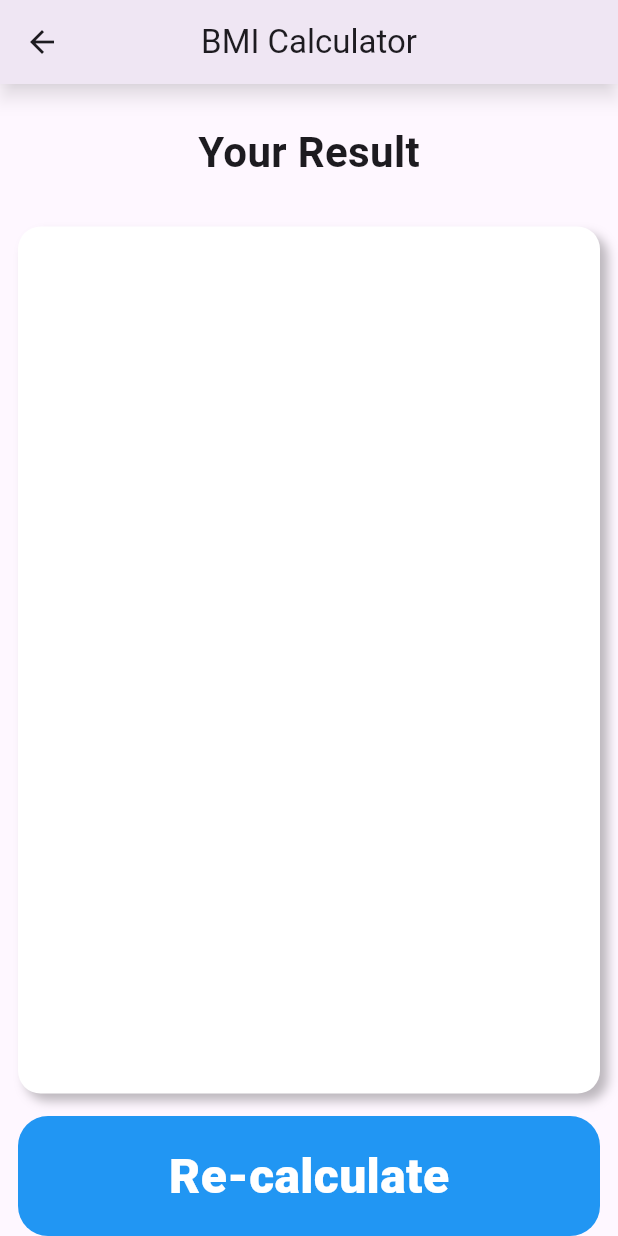
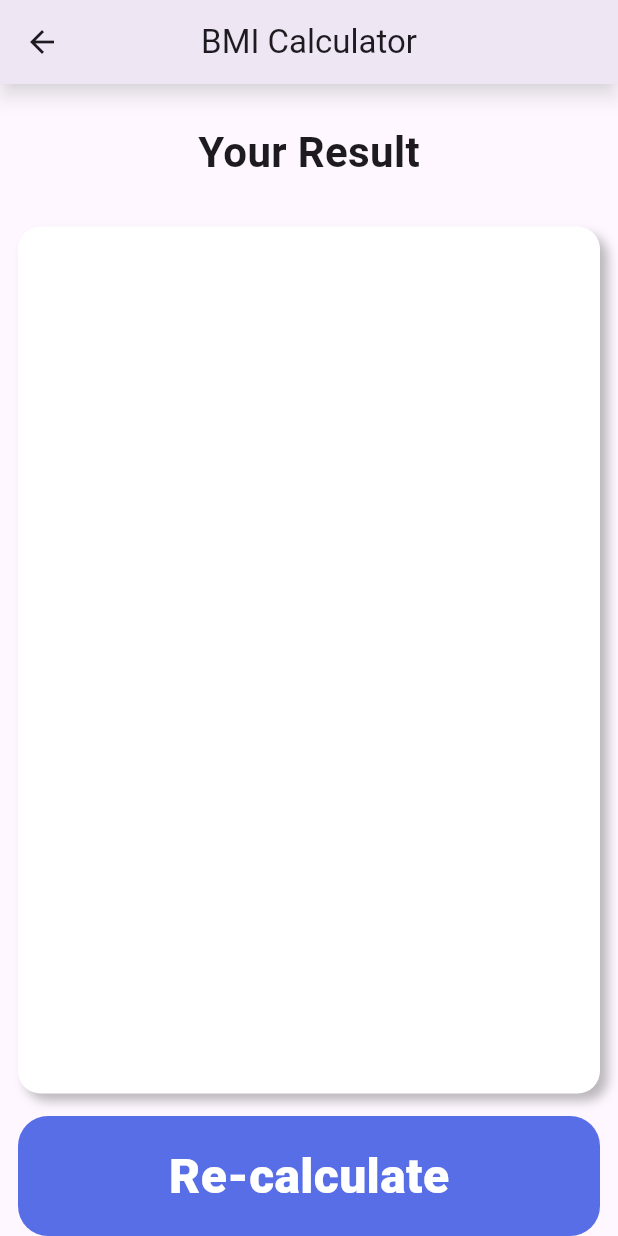
Before and after one commit to ANoj018/BMI_Calculator-app, a Flutter app: the ResultPage screen opened directly with empty values, on a phone screen of 412 x 824 dp. Run offline on Flutter 3.47's test engine with Material 3 defaults, Android fonts, the phone set to English and light mode, and no system bars; our stand-ins replace lite_rolling_switch.

Commit message:
complete project

```diff
--- a/lib/main.dart
+++ b/lib/main.dart
@@ -1,4 +1,4 @@
-import 'package:bmi_app/home_page.dart';
+import 'package:bmi_app/screens/home_page.dart';
 import 'package:flutter/material.dart';
 
 void main() {
--- a/lib/screens/home_page.dart
+++ b/lib/screens/home_page.dart
@@ -1,7 +1,11 @@
-import 'package:bmi_app/bmi_calculator.dart';
-import 'package:bmi_app/result_page.dart';
+import 'package:bmi_app/constants/app_colors.dart';
+import 'package:bmi_app/controller/bmi_calculator.dart';
+import 'package:bmi_app/screens/result_page.dart';
 import 'package:flutter/material.dart';
 import 'package:lite_rolling_switch/lite_rolling_switch.dart';
+
+import '../widgets/custom_button.dart';
+import '../widgets/shadow_container.dart';
 
 class HomeScreen extends StatefulWidget {
   const HomeScreen({super.key});
@@ -94,7 +98,7 @@ class _HomeScreenState extends State<HomeScreen> {
                                     ),
                                     child: const Icon(
                                       Icons.remove,
-                                      color: Colors.blue,
+                                      color: AppColors.themecolor,
                                     ),
                                   ),
                                 ],
@@ -236,7 +240,7 @@ class _HomeScreenState extends State<HomeScreen> {
                           // height: 100,
                           decoration: BoxDecoration(
                             borderRadius: BorderRadius.circular(20),
-                            color: Colors.blue,
+                            color: AppColors.themecolor,
                           ),
                           child: RotatedBox(
                             quarterTurns: 3,
@@ -345,7 +349,7 @@ class _HomeScreenState extends State<HomeScreen> {
                     context,
                     MaterialPageRoute(
                       builder: (context) => ResultPage(
-                        calculatedBmi: bmiCalculator.bmi.toStringAsFixed(1),
+                        calculatedBmi: calculatedBmi.toStringAsFixed(1),
                         rating: rating,
                         ratingColor: ratingColor,
                         suggestion: suggestion,
@@ -361,68 +365,3 @@ class _HomeScreenState extends State<HomeScreen> {
     );
   }
 }
-
-class ShadowContainer extends StatelessWidget {
-  const ShadowContainer({
-    required this.child,
-    this.shadowColor = Colors.red,
-    this.height,
-    this.width,
-    super.key,
-  });
-
-  final Widget child;
-  final Color shadowColor;
-  final double? height;
-  final double? width;
-
-  @override
-  Widget build(BuildContext context) {
-    return Container(
-      decoration: BoxDecoration(
-        borderRadius: BorderRadius.circular(15),
-        boxShadow: [
-          BoxShadow(color: shadowColor, offset: Offset(5, 5), blurRadius: 5),
-        ],
-        color: Colors.white,
-      ),
-      height: height,
-      width: width,
-      child: Padding(padding: const EdgeInsets.only(top: 30), child: child),
-    );
-  }
-}
-
-class CustomButton extends StatelessWidget {
-  const CustomButton({required this.buttonText, this.onTap, super.key});
-
-  final String buttonText;
-  final void Function()? onTap;
-
-  @override
-  Widget build(BuildContext context) {
-    return GestureDetector(
-      onTap: onTap,
-      child: Container(
-        height: 80,
-        width: double.infinity,
-        decoration: BoxDecoration(
-          borderRadius: BorderRadius.circular(20),
-          color: Colors.blue,
-        ),
-        child: Center(
-          child: Center(
-            child: Text(
-              buttonText,
-              style: TextStyle(
-                fontSize: 32,
-                fontWeight: FontWeight.w800,
-                color: Colors.white,
-              ),
-            ),
-          ),
-        ),
-      ),
-    );
-  }
-}
--- a/lib/screens/result_page.dart
+++ b/lib/screens/result_page.dart
@@ -1,5 +1,7 @@
-import 'package:bmi_app/screens/home_page.dart';
 import 'package:flutter/material.dart';
+
+import '../widgets/custom_button.dart';
+import '../widgets/shadow_container.dart';
 
 class ResultPage extends StatefulWidget {
   const ResultPage({
--- a/lib/widgets/custom_button.dart
+++ b/lib/widgets/custom_button.dart
@@ -0,0 +1,36 @@
+import 'package:bmi_app/constants/app_colors.dart';
+import 'package:flutter/material.dart';
+
+class CustomButton extends StatelessWidget {
+  const CustomButton({required this.buttonText, this.onTap, super.key});
+
+  final String buttonText;
+  final void Function()? onTap;
+
+  @override
+  Widget build(BuildContext context) {
+    return GestureDetector(
+      onTap: onTap,
+      child: Container(
+        height: 80,
+        width: double.infinity,
+        decoration: BoxDecoration(
+          borderRadius: BorderRadius.circular(20),
+          color: AppColors.themecolor,
+        ),
+        child: Center(
+          child: Center(
+            child: Text(
+              buttonText,
+              style: TextStyle(
+                fontSize: 32,
+                fontWeight: FontWeight.w800,
+                color: Colors.white,
+              ),
+            ),
+          ),
+        ),
+      ),
+    );
+  }
+}
--- a/lib/widgets/shadow_container.dart
+++ b/lib/widgets/shadow_container.dart
@@ -0,0 +1,32 @@
+import 'package:flutter/material.dart';
+
+class ShadowContainer extends StatelessWidget {
+  const ShadowContainer({
+    required this.child,
+    this.shadowColor = Colors.red,
+    this.height,
+    this.width,
+    super.key,
+  });
+
+  final Widget child;
+  final Color shadowColor;
+  final double? height;
+  final double? width;
+
+  @override
+  Widget build(BuildContext context) {
+    return Container(
+      decoration: BoxDecoration(
+        borderRadius: BorderRadius.circular(15),
+        boxShadow: [
+          BoxShadow(color: shadowColor, offset: Offset(5, 5), blurRadius: 5),
+        ],
+        color: Colors.white,
+      ),
+      height: height,
+      width: width,
+      child: Padding(padding: const EdgeInsets.only(top: 30), child: child),
+    );
+  }
+}
```
